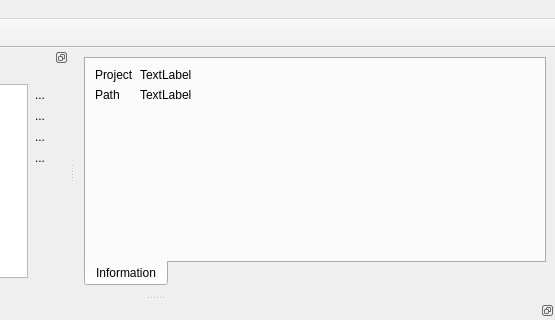
First picture: the form in sphinx_explorer/ui/main_window.ui, repository pashango2/sphinx-explorer, before the edit; both pictures show x 245 to 800 and y 0 to 320 of the 800 by 600 pixel window.
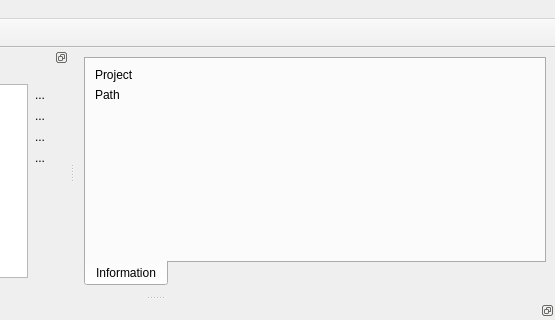
Second picture: the form after the edit. Custom widgets are drawn as their Qt base class.

What changed in the file:
```diff
--- a/sphinx_explorer/ui/main_window.ui
+++ b/sphinx_explorer/ui/main_window.ui
@@ -43,7 +43,7 @@
           <item row="0" column="1">
            <widget class="QLabel" name="label_project">
             <property name="text">
-             <string>TextLabel</string>
+             <string/>
             </property>
            </widget>
           </item>
@@ -57,7 +57,7 @@
           <item row="1" column="1">
            <widget class="QLabel" name="label_path">
             <property name="text">
-             <string>TextLabel</string>
+             <string/>
             </property>
            </widget>
           </item>
```
Left out of the diff: 13 changed lines with no effect on the pictures.
